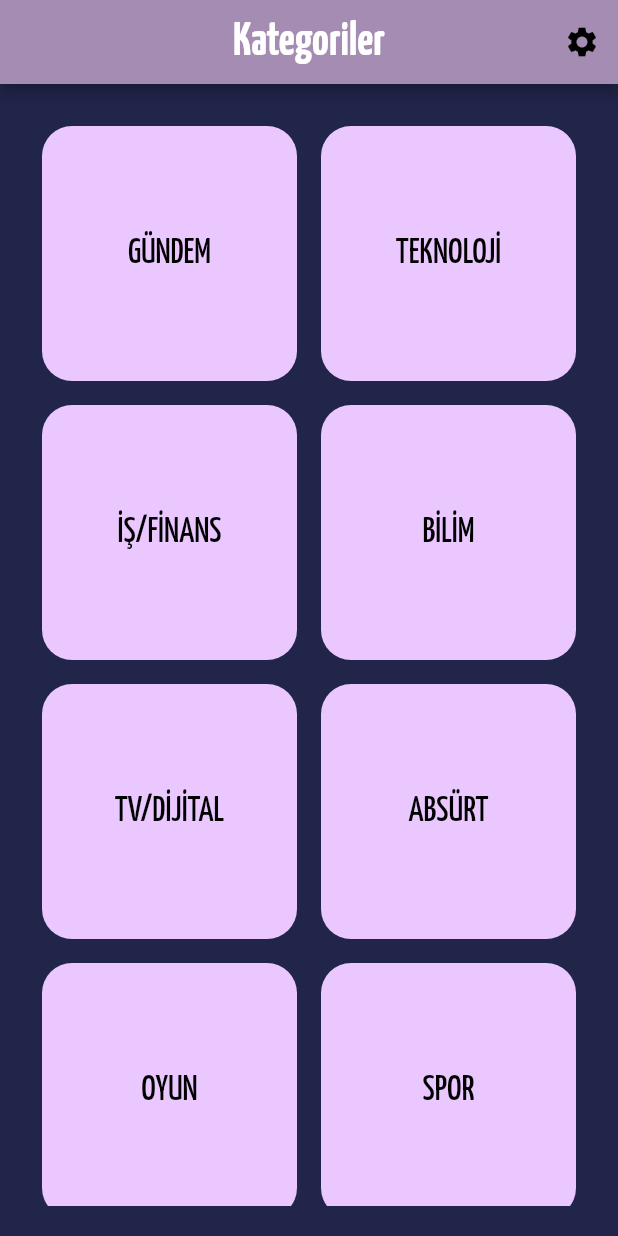
After one commit to gsym23/veritabani-projesi, a Flutter app: the HomePage screen opened directly, on a phone screen of 412 x 824 dp. The commit adds this screen. Run offline on Flutter 3.47's test engine with Material 2 defaults, Android fonts, the phone set to English and light mode, and no system bars; our stand-ins replace cloud_firestore, firebase_auth, firebase_core, flutter_easyloading, flutter_riverpod, flutter_staggered_animations; accounts and stored records are empty.

Commit message:
Homepage designed

```diff
--- /dev/null
+++ b/bilgiyagmuru/lib/const/home_page_constant.dart
@@ -0,0 +1,8 @@
+import 'package:flutter/material.dart';
+
+const TextStyle categoryNameTextStyle = TextStyle(
+    fontSize: 23, color: Colors.black, fontFamily: "YanoneKaffeesatz", fontWeight: FontWeight.w500);
+
+
+const TextStyle appBarTitleTextStyle = TextStyle(
+    fontSize: 31, color: Colors.white, fontFamily: "YanoneKaffeesatz", fontWeight: FontWeight.w600);
--- /dev/null
+++ b/bilgiyagmuru/lib/models/category.dart
@@ -0,0 +1,50 @@
+import 'dart:convert';
+
+enum Categories { gundem, teknoloji, finans, bilim, tv, absurt, oyun, spor }
+
+class Category {
+  final int categoryId;
+  final Categories category;
+
+  Category({required this.categoryId, required this.category});
+
+  Map<String, dynamic> toMap() {
+    return <String, dynamic>{
+      'categoryId': categoryId,
+      'categoryName': categoryName,
+    };
+  }
+
+  factory Category.fromMap(Map<String, dynamic> map) {
+    return Category(
+      categoryId: map['categoryId'] as int,
+      category: map['categoryName'] as Categories,
+    );
+  }
+
+  String categoryName() {
+    switch (category) {
+      case Categories.gundem:
+        return "GÜNDEM";
+      case Categories.teknoloji:
+        return "TEKNOLOJİ";
+      case Categories.finans:
+        return "İŞ/FİNANS";
+      case Categories.bilim:
+        return "BİLİM";
+      case Categories.tv:
+        return "TV/DİJİTAL";
+      case Categories.absurt:
+        return "ABSÜRT";
+      case Categories.oyun:
+        return "OYUN";
+      case Categories.spor:
+        return "SPOR";
+    }
+  }
+
+  String toJson() => json.encode(toMap());
+
+  factory Category.fromJson(String source) =>
+      Category.fromMap(json.decode(source) as Map<String, dynamic>);
+}
--- a/bilgiyagmuru/lib/providers/db_provider.dart
+++ b/bilgiyagmuru/lib/providers/db_provider.dart
@@ -1,6 +1,8 @@
-import 'package:bilgiyagmuru/models/user.dart';
-import 'package:bilgiyagmuru/services/firebase_db_service.dart';
 import 'package:flutter_riverpod/flutter_riverpod.dart';
+
+import '../models/category.dart';
+import '../models/user.dart';
+import '../services/firebase_db_service.dart';
 
 class DbNotifier extends StateNotifier<FirebaseDbService> {
   DbNotifier() : super(FirebaseDbService());
@@ -22,6 +24,11 @@ class DbNotifier extends StateNotifier<FirebaseDbService> {
     return result;
   }
 
+  Future<bool> loginUserWithEmail(String email, String password) async {
+    bool result = await dbService.loginUserWithEmail(email, password);
+    return result;
+  }
+
   Future<AppUser> getUser(String userId) async {
     //Gelen veri AppUser nesnesine dönüştürülüp return edilecek
     Map<String, dynamic> result = await dbService.getUser(userId);
@@ -33,6 +40,12 @@ class DbNotifier extends StateNotifier<FirebaseDbService> {
         email: result[0]["email"] as String,
         password: result[0]["password"] as String);
   }
+
+  Future<Map<String, dynamic>> getInterestingInformation(Category category) async {
+    var interestingInfo = await dbService.getInterestingInformation(category);
+    return interestingInfo;
+
+  }
 }
 
 final firebaseProvider =
--- /dev/null
+++ b/bilgiyagmuru/lib/screens/home_page.dart
@@ -0,0 +1,82 @@
+import 'package:flutter/material.dart';
+import 'package:flutter_staggered_animations/flutter_staggered_animations.dart';
+
+import '../const/home_page_constant.dart';
+import '../models/category.dart';
+import '../widgets/home_page_widgets/category_widget.dart';
+
+class HomePage extends StatefulWidget {
+  const HomePage({super.key});
+
+  // final AppUser user;
+
+  @override
+  State<HomePage> createState() => _HomePageState();
+}
+
+class _HomePageState extends State<HomePage> {
+  List<Category> categories = <Category>[
+    Category(categoryId: 0, category: Categories.gundem),
+    Category(categoryId: 1, category: Categories.teknoloji),
+    Category(categoryId: 2, category: Categories.finans),
+    Category(categoryId: 3, category: Categories.bilim),
+    Category(categoryId: 4, category: Categories.tv),
+    Category(categoryId: 5, category: Categories.absurt),
+    Category(categoryId: 6, category: Categories.oyun),
+    Category(categoryId: 7, category: Categories.spor),
+  ];
+
+  @override
+  Widget build(BuildContext context) {
+    return Scaffold(
+        appBar: AppBar(
+          title: const Text(
+            "Kategoriler",
+            style: appBarTitleTextStyle,
+          ),
+          centerTitle: true,
+          backgroundColor: const Color.fromRGBO(164, 140, 178, 1),
+          actions: [
+            IconButton(
+                onPressed: () {},
+                icon: const Icon(
+                  Icons.settings,
+                  color: Colors.black,
+                ))
+          ],
+        ),
+        body: buildBody());
+  }
+
+  buildBody() {
+    return LayoutBuilder(builder: (context, constraints) {
+      return Padding(
+        padding: const EdgeInsets.all(20.0),
+        child: SafeArea(
+          child: SizedBox(
+            width: constraints.maxWidth,
+            height: constraints.maxHeight,
+            child: GridView.count(
+              scrollDirection: Axis.vertical,
+              crossAxisCount: 2,
+              childAspectRatio: 1,
+              children: List.generate(categories.length, (index) {
+                return AnimationConfiguration.staggeredGrid(
+                    position: index,
+                    columnCount: 2,
+                    duration: const Duration(seconds: 1),
+                    child: ScaleAnimation(
+                      child: FadeInAnimation(
+                        child: CategoryWidget(
+                          category: categories[index],
+                        ),
+                      ),
+                    ));
+              }),
+            ),
+          ),
+        ),
+      );
+    });
+  }
+}
--- a/bilgiyagmuru/lib/screens/login_page.dart
+++ b/bilgiyagmuru/lib/screens/login_page.dart
@@ -1,13 +1,15 @@
-import 'package:bilgiyagmuru/providers/db_provider.dart';
 import 'package:flutter/material.dart';
-import 'package:bilgiyagmuru/const/login_page_constant_variable.dart';
-import 'package:bilgiyagmuru/screens/create_account_page.dart';
-import 'package:bilgiyagmuru/utils/customTextStyle.dart';
-import 'package:bilgiyagmuru/widgets/login_page_widgets/login_page_button.dart';
-import 'package:bilgiyagmuru/widgets/login_page_widgets/login_page_textformfield.dart';
-import 'package:bilgiyagmuru/widgets/login_page_widgets/sign_in_button.dart';
-import 'package:bilgiyagmuru/widgets/common_widgets/image_container.dart';
 import 'package:flutter_riverpod/flutter_riverpod.dart';
+
+import '../const/login_page_constant_variable.dart';
+import '../providers/db_provider.dart';
+import '../utils/customTextStyle.dart';
+import '../widgets/common_widgets/image_container.dart';
+import '../widgets/login_page_widgets/login_page_button.dart';
+import '../widgets/login_page_widgets/login_page_textformfield.dart';
+import '../widgets/login_page_widgets/sign_in_button.dart';
+import 'create_account_page.dart';
+import 'home_page.dart';
 
 class LoginPage extends ConsumerStatefulWidget {
   const LoginPage({Key? key}) : super(key: key);
@@ -83,13 +85,17 @@ class _LoginPageState extends ConsumerState<LoginPage> {
                         ],
                       ),
                     ),
-                    SizedBox(height: constraints.maxHeight / 15,),
+                    SizedBox(
+                      height: constraints.maxHeight / 15,
+                    ),
                     SignInButton(
                       onClick: () {
                         signIn();
                       },
                     ),
-                    SizedBox(height: constraints.maxHeight / 20,),
+                    SizedBox(
+                      height: constraints.maxHeight / 20,
+                    ),
                     LoginPageButton(
                       title: createAccountButtonTittle,
                       onClick: () {
@@ -130,8 +136,15 @@ class _LoginPageState extends ConsumerState<LoginPage> {
 
   void signIn() async {
     if (globalKey.currentState!.validate()) {
-      await ref.read(firebaseProvider).loginUserWithEmail(
+      bool result = await ref.read(firebaseProvider).loginUserWithEmail(
           mailController.text.trim(), passwordController.text.trim());
+
+      if (mounted) {
+        if (result) {
+          Navigator.of(context).pushReplacement(
+              MaterialPageRoute(builder: (context) => const HomePage()));
+        }
+      }
     }
   }
 }
--- a/bilgiyagmuru/lib/services/db_service.dart
+++ b/bilgiyagmuru/lib/services/db_service.dart
@@ -1,4 +1,4 @@
-import 'package:bilgiyagmuru/models/user.dart';
+import '../models/user.dart';
 
 
 abstract class DbService {
@@ -6,4 +6,7 @@ abstract class DbService {
   Future<bool> updateUser(AppUser user);
   Future<Map<String, dynamic>> getUser(String userId);
   Future<bool> deleteUser(String userId);
+  Future<bool> loginUserWithEmail(String email, String password);
+
+
 }
--- a/bilgiyagmuru/lib/services/firebase_db_service.dart
+++ b/bilgiyagmuru/lib/services/firebase_db_service.dart
@@ -1,9 +1,11 @@
-import 'package:bilgiyagmuru/models/user.dart';
-import 'package:bilgiyagmuru/services/db_service.dart';
 import 'package:cloud_firestore/cloud_firestore.dart';
 import 'package:firebase_auth/firebase_auth.dart';
 import 'package:flutter/material.dart';
 import 'package:flutter_easyloading/flutter_easyloading.dart';
+
+import '../models/category.dart';
+import '../models/user.dart';
+import 'db_service.dart';
 
 class FirebaseDbService implements DbService {
   //email ve şifre ile yeni hesap oluşturma
@@ -13,7 +15,6 @@ class FirebaseDbService implements DbService {
     try {
       EasyLoading.show();
       final credential =
-
           await FirebaseAuth.instance.createUserWithEmailAndPassword(
         email: user.email,
         password: user.password,
@@ -43,7 +44,8 @@ class FirebaseDbService implements DbService {
     return false;
   }
 
-  Future<void> loginUserWithEmail(String email, String password) async {
+  @override
+  Future<bool> loginUserWithEmail(String email, String password) async {
     try {
       EasyLoading.show();
       UserCredential credential = await FirebaseAuth.instance
@@ -59,6 +61,7 @@ class FirebaseDbService implements DbService {
         EasyLoading.showSuccess("Giriş başarılı");
         debugPrint(value.data().toString());
       });
+      return true;
     } on FirebaseAuthException catch (e) {
       if (e.code == 'user-not-found') {
         EasyLoading.showError("Kullanıcı Bulunamadı");
@@ -68,6 +71,7 @@ class FirebaseDbService implements DbService {
         EasyLoading.showError("Kullanıcı adı veya parola yanlış");
       }
     }
+    return false;
   }
 
   @override
@@ -94,4 +98,8 @@ class FirebaseDbService implements DbService {
   Future<bool> updateUser(AppUser user) {
     throw UnimplementedError();
   }
+
+  Future<Map<String, dynamic>> getInterestingInformation(Category category) {
+    throw UnimplementedError();
+  }
 }
--- /dev/null
+++ b/bilgiyagmuru/lib/widgets/home_page_widgets/category_widget.dart
@@ -0,0 +1,37 @@
+import 'package:flutter/material.dart';
+import 'package:flutter_riverpod/flutter_riverpod.dart';
+
+import '../../const/home_page_constant.dart';
+import '../../models/category.dart';
+
+class CategoryWidget extends ConsumerWidget {
+  const CategoryWidget({super.key, required this.category});
+
+  final Category category;
+
+
+  @override
+  Widget build(BuildContext context, WidgetRef ref) {
+    return GestureDetector(
+      onTap: () async{
+
+        // await ref.read(firebaseProvider).getInterestingInformation(category);
+
+      },
+      child: Padding(
+        padding: const EdgeInsets.all(8.0),
+        child: Container(
+          decoration: BoxDecoration(
+              color: const Color.fromRGBO(234, 199, 255, 1),
+              borderRadius: BorderRadius.circular(20)),
+          child:  Center(
+            child: Text(
+              category.categoryName(),
+              style: categoryNameTextStyle,
+            ),
+          ),
+        ),
+      ),
+    );
+  }
+}
--- a/bilgiyagmuru/pubspec.yaml
+++ b/bilgiyagmuru/pubspec.yaml
@@ -39,6 +39,7 @@ dependencies:
   cloud_firestore: ^4.0.4
   flutter_riverpod: ^2.1.1
   flutter_easyloading: ^3.0.5
+  flutter_staggered_animations: ^1.1.1
 
 
 
```
Also changed, not shown: bilgiyagmuru/lib/main.dart (+5 -4 lines), bilgiyagmuru/assets/images/user_icon_black.png (added), bilgiyagmuru/pubspec.lock.
